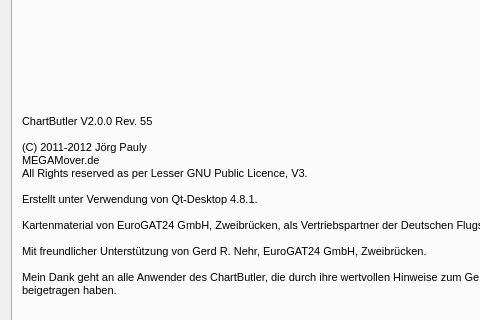
Old version of the form ChartButler/chelp.ui in the repository joergpauly/chartbutler; both pictures show x 0 to 480 and y 159 to 479 of the 644 by 735 pixel window.
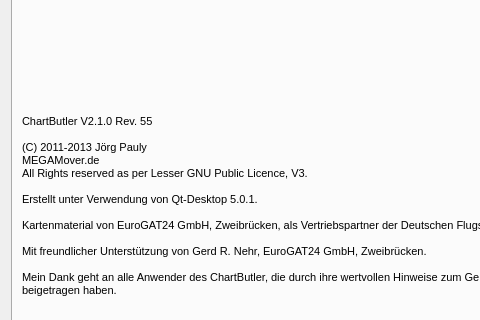
New version of the form.

The edit to the form file:
```diff
--- a/ChartButler/chelp.ui
+++ b/ChartButler/chelp.ui
@@ -95,20 +95,20 @@
           <string>&lt;!DOCTYPE HTML PUBLIC &quot;-//W3C//DTD HTML 4.0//EN&quot; &quot;http://www.w3.org/TR/REC-html40/strict.dtd&quot;&gt;
 &lt;html&gt;&lt;head&gt;&lt;meta name=&quot;qrichtext&quot; content=&quot;1&quot; /&gt;&lt;style type=&quot;text/css&quot;&gt;
 p, li { white-space: pre-wrap; }
-&lt;/style&gt;&lt;/head&gt;&lt;body style=&quot; font-family:'Sans Serif'; font-size:9pt; font-weight:400; font-style:normal;&quot;&gt;
-&lt;p style=&quot; margin-top:0px; margin-bottom:0px; margin-left:0px; margin-right:0px; -qt-block-indent:0; text-indent:0px;&quot;&gt;&lt;span style=&quot; font-family:'MS Shell Dlg 2'; font-size:8pt;&quot;&gt;ChartButler V2.0.0 Rev. 55&lt;/span&gt;&lt;/p&gt;
-&lt;p style=&quot;-qt-paragraph-type:empty; margin-top:0px; margin-bottom:0px; margin-left:0px; margin-right:0px; -qt-block-indent:0; text-indent:0px; font-family:'MS Shell Dlg 2'; font-size:8pt;&quot;&gt;&lt;br /&gt;&lt;/p&gt;
-&lt;p style=&quot; margin-top:0px; margin-bottom:0px; margin-left:0px; margin-right:0px; -qt-block-indent:0; text-indent:0px;&quot;&gt;&lt;span style=&quot; font-family:'MS Shell Dlg 2'; font-size:8pt;&quot;&gt;(C) 2011-2012 Jörg Pauly&lt;/span&gt;&lt;/p&gt;
-&lt;p style=&quot; margin-top:0px; margin-bottom:0px; margin-left:0px; margin-right:0px; -qt-block-indent:0; text-indent:0px;&quot;&gt;&lt;span style=&quot; font-family:'MS Shell Dlg 2'; font-size:8pt;&quot;&gt;MEGAMover.de&lt;/span&gt;&lt;/p&gt;
-&lt;p style=&quot; margin-top:0px; margin-bottom:0px; margin-left:0px; margin-right:0px; -qt-block-indent:0; text-indent:0px;&quot;&gt;&lt;span style=&quot; font-family:'MS Shell Dlg 2'; font-size:8pt;&quot;&gt;All Rights reserved as per&lt;/span&gt;&lt;span style=&quot; font-family:'MS Shell Dlg 2'; font-size:8pt;&quot;&gt; Lesser&lt;/span&gt;&lt;span style=&quot; font-family:'MS Shell Dlg 2'; font-size:8pt;&quot;&gt; GNU Public Licence, V3.&lt;/span&gt;&lt;/p&gt;
-&lt;p style=&quot;-qt-paragraph-type:empty; margin-top:0px; margin-bottom:0px; margin-left:0px; margin-right:0px; -qt-block-indent:0; text-indent:0px; font-family:'MS Shell Dlg 2'; font-size:8pt;&quot;&gt;&lt;br /&gt;&lt;/p&gt;
-&lt;p style=&quot; margin-top:0px; margin-bottom:0px; margin-left:0px; margin-right:0px; -qt-block-indent:0; text-indent:0px;&quot;&gt;&lt;span style=&quot; font-family:'MS Shell Dlg 2'; font-size:8pt;&quot;&gt;Erstellt unter Verwendung von Qt-Desktop 4.8.1.&lt;/span&gt;&lt;/p&gt;
-&lt;p style=&quot;-qt-paragraph-type:empty; margin-top:0px; margin-bottom:0px; margin-left:0px; margin-right:0px; -qt-block-indent:0; text-indent:0px; font-family:'MS Shell Dlg 2'; font-size:8pt;&quot;&gt;&lt;br /&gt;&lt;/p&gt;
-&lt;p style=&quot; margin-top:0px; margin-bottom:0px; margin-left:0px; margin-right:0px; -qt-block-indent:0; text-indent:0px;&quot;&gt;&lt;span style=&quot; font-family:'MS Shell Dlg 2'; font-size:8pt;&quot;&gt;Kartenmaterial von EuroGAT24 GmbH, Zweibrücken, als Vertriebspartner der Deutschen Flugsicherung GmbH, Langen.&lt;/span&gt;&lt;/p&gt;
-&lt;p style=&quot;-qt-paragraph-type:empty; margin-top:0px; margin-bottom:0px; margin-left:0px; margin-right:0px; -qt-block-indent:0; text-indent:0px; font-family:'MS Shell Dlg 2'; font-size:8pt;&quot;&gt;&lt;br /&gt;&lt;/p&gt;
-&lt;p style=&quot; margin-top:0px; margin-bottom:0px; margin-left:0px; margin-right:0px; -qt-block-indent:0; text-indent:0px;&quot;&gt;&lt;span style=&quot; font-family:'MS Shell Dlg 2'; font-size:8pt;&quot;&gt;Mit freundlicher Unterstützung von Gerd R. Nehr, EuroGAT24 GmbH, Zweibrücken.&lt;/span&gt;&lt;/p&gt;
-&lt;p style=&quot;-qt-paragraph-type:empty; margin-top:0px; margin-bottom:0px; margin-left:0px; margin-right:0px; -qt-block-indent:0; text-indent:0px; font-family:'MS Shell Dlg 2'; font-size:8pt;&quot;&gt;&lt;br /&gt;&lt;/p&gt;
-&lt;p style=&quot; margin-top:0px; margin-bottom:0px; margin-left:0px; margin-right:0px; -qt-block-indent:0; text-indent:0px;&quot;&gt;&lt;span style=&quot; font-family:'MS Shell Dlg 2'; font-size:8pt;&quot;&gt;Mein Dank geht an alle Anwender des ChartButler, die durch ihre wertvollen Hinweise zum Gelingen dieser Version beigetragen haben.&lt;/span&gt;&lt;/p&gt;&lt;/body&gt;&lt;/html&gt;</string>
+&lt;/style&gt;&lt;/head&gt;&lt;body style=&quot; font-family:'MS Shell Dlg 2'; font-size:8pt; font-weight:400; font-style:normal;&quot;&gt;
+&lt;p style=&quot; margin-top:0px; margin-bottom:0px; margin-left:0px; margin-right:0px; -qt-block-indent:0; text-indent:0px;&quot;&gt;ChartButler V2.1.0 Rev. 55&lt;/p&gt;
+&lt;p style=&quot;-qt-paragraph-type:empty; margin-top:0px; margin-bottom:0px; margin-left:0px; margin-right:0px; -qt-block-indent:0; text-indent:0px;&quot;&gt;&lt;br /&gt;&lt;/p&gt;
+&lt;p style=&quot; margin-top:0px; margin-bottom:0px; margin-left:0px; margin-right:0px; -qt-block-indent:0; text-indent:0px;&quot;&gt;(C) 2011-2013 Jörg Pauly&lt;/p&gt;
+&lt;p style=&quot; margin-top:0px; margin-bottom:0px; margin-left:0px; margin-right:0px; -qt-block-indent:0; text-indent:0px;&quot;&gt;MEGAMover.de&lt;/p&gt;
+&lt;p style=&quot; margin-top:0px; margin-bottom:0px; margin-left:0px; margin-right:0px; -qt-block-indent:0; text-indent:0px;&quot;&gt;All Rights reserved as per Lesser GNU Public Licence, V3.&lt;/p&gt;
+&lt;p style=&quot;-qt-paragraph-type:empty; margin-top:0px; margin-bottom:0px; margin-left:0px; margin-right:0px; -qt-block-indent:0; text-indent:0px;&quot;&gt;&lt;br /&gt;&lt;/p&gt;
+&lt;p style=&quot; margin-top:0px; margin-bottom:0px; margin-left:0px; margin-right:0px; -qt-block-indent:0; text-indent:0px;&quot;&gt;Erstellt unter Verwendung von Qt-Desktop 5.0.1.&lt;/p&gt;
+&lt;p style=&quot;-qt-paragraph-type:empty; margin-top:0px; margin-bottom:0px; margin-left:0px; margin-right:0px; -qt-block-indent:0; text-indent:0px;&quot;&gt;&lt;br /&gt;&lt;/p&gt;
+&lt;p style=&quot; margin-top:0px; margin-bottom:0px; margin-left:0px; margin-right:0px; -qt-block-indent:0; text-indent:0px;&quot;&gt;Kartenmaterial von EuroGAT24 GmbH, Zweibrücken, als Vertriebspartner der Deutschen Flugsicherung GmbH, Langen.&lt;/p&gt;
+&lt;p style=&quot;-qt-paragraph-type:empty; margin-top:0px; margin-bottom:0px; margin-left:0px; margin-right:0px; -qt-block-indent:0; text-indent:0px;&quot;&gt;&lt;br /&gt;&lt;/p&gt;
+&lt;p style=&quot; margin-top:0px; margin-bottom:0px; margin-left:0px; margin-right:0px; -qt-block-indent:0; text-indent:0px;&quot;&gt;Mit freundlicher Unterstützung von Gerd R. Nehr, EuroGAT24 GmbH, Zweibrücken.&lt;/p&gt;
+&lt;p style=&quot;-qt-paragraph-type:empty; margin-top:0px; margin-bottom:0px; margin-left:0px; margin-right:0px; -qt-block-indent:0; text-indent:0px;&quot;&gt;&lt;br /&gt;&lt;/p&gt;
+&lt;p style=&quot; margin-top:0px; margin-bottom:0px; margin-left:0px; margin-right:0px; -qt-block-indent:0; text-indent:0px;&quot;&gt;Mein Dank geht an alle Anwender des ChartButler, die durch ihre wertvollen Hinweise zum Gelingen dieser Version beigetragen haben.&lt;/p&gt;&lt;/body&gt;&lt;/html&gt;</string>
          </property>
          <property name="wordWrap">
           <bool>true</bool>
```
